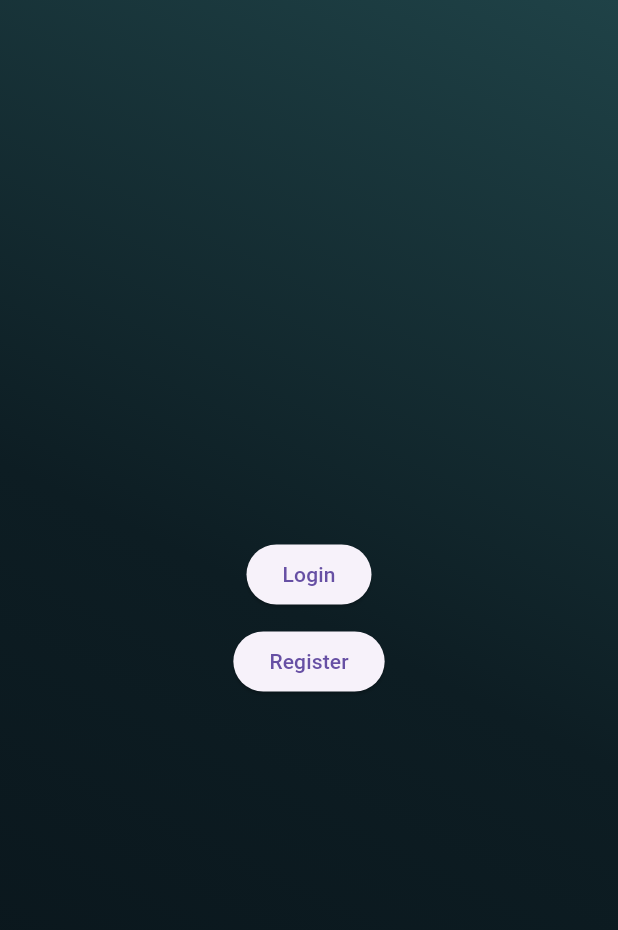
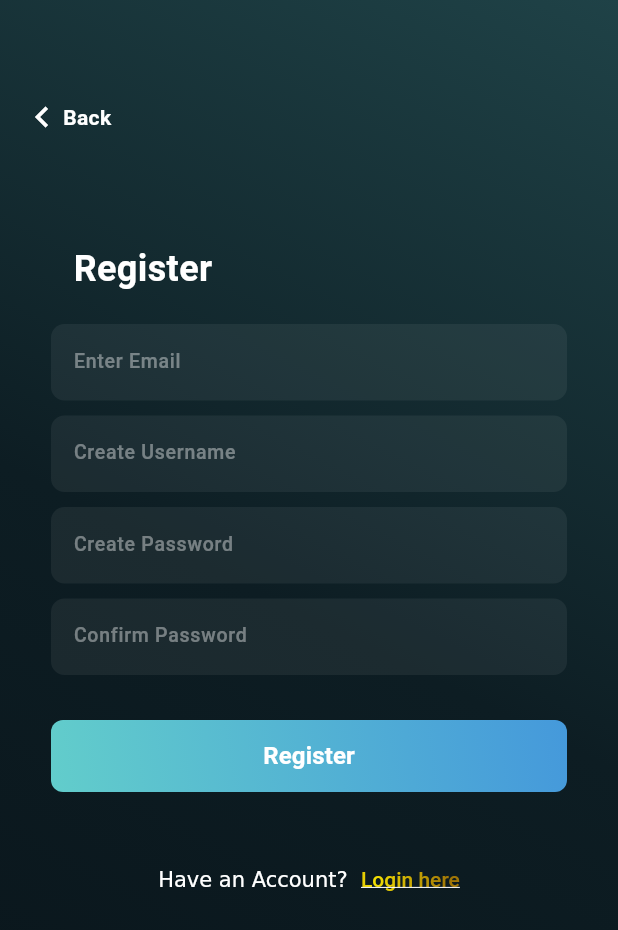
Before and after one commit to abybrandon/latihan_roadmap, a Flutter app: the screen it shows after launch, after a tap on "Register", on a phone screen of 412 x 824 dp. Shown: the top 930 px of the screen. Run offline on Flutter 3.47's test engine with Material 3 defaults, Android fonts, the phone set to English and light mode, and no system bars; our stand-ins replace get.

Commit message:
add: register view

```diff
--- a/lib/main.dart
+++ b/lib/main.dart
@@ -1,4 +1,4 @@
-import 'package:belajar_github/rizki/view/view_home.dart';
+import 'package:belajar_github/rizki/view/v_home.dart';
 import 'package:flutter/material.dart';
 import 'package:get/get.dart';
 
--- a/lib/rizki/view/view_home.dart
+++ b/lib/rizki/view/v_home.dart
@@ -1,4 +1,5 @@
-import 'package:belajar_github/rizki/view/view_login.dart';
+import 'package:belajar_github/rizki/view/v_login.dart';
+import 'package:belajar_github/rizki/view/v_register.dart';
 import 'package:flutter/material.dart';
 import 'package:get/get.dart';
 
@@ -25,11 +26,14 @@ class HomeView extends StatelessWidget {
               ElevatedButton(
                   child: Text("Login"),
                   onPressed: () {
-                    print("A");
                     Get.to(() => LoginView());
                   }),
               SizedBox(height: 10),
-              ElevatedButton(onPressed: () {}, child: Text("Register")),
+              ElevatedButton(
+                  onPressed: () {
+                    Get.to(() => RegisterView());
+                  },
+                  child: Text("Register")),
             ],
           ),
         ),
--- a/lib/rizki/view/view_login.dart
+++ b/lib/rizki/view/v_login.dart
@@ -1,4 +1,5 @@
-import 'package:belajar_github/rizki/view/view_home.dart';
+import 'package:belajar_github/rizki/view/v_home.dart';
+import 'package:belajar_github/rizki/view/v_register.dart';
 import 'package:flutter/material.dart';
 import 'package:get/get.dart';
 
@@ -141,14 +142,32 @@ class _LoginViewState extends State<LoginView> {
                   ),
                 ),
                 SizedBox(height: 50),
-                Center(
-                  child: Text(
-                    "No Account? Register here",
-                    style: TextStyle(
-                      color: Colors.white,
-                      fontSize: 13,
-                      fontWeight: FontWeight.w500,
-                    ),
+                InkWell(
+                  onTap: () {
+                    Get.to(() => RegisterView());
+                  },
+                  child: Center(
+                    child: RichText(
+                        text: TextSpan(text: "No Account?  ", children: [
+                      TextSpan(
+                          text: "Register here",
+                          style: TextStyle(
+                              fontWeight: FontWeight.w500,
+                              decoration: TextDecoration.underline,
+                              foreground: Paint()
+                                ..shader = LinearGradient(
+                                  colors: [
+                                    Color.fromRGBO(148, 120, 62, 1),
+                                    Color.fromARGB(243, 237, 166, 1),
+                                    Color.fromARGB(248, 250, 229, 1),
+                                    Color.fromARGB(255, 225, 190, 1),
+                                    Color.fromARGB(213, 190, 135, 1),
+                                    Color.fromARGB(248, 250, 229, 1),
+                                    Color.fromARGB(213, 190, 136, 1),
+                                  ],
+                                ).createShader(
+                                    Rect.fromLTWH(0, 100, 300.0, 100.0))))
+                    ])),
                   ),
                 ),
               ],
--- /dev/null
+++ b/lib/rizki/view/v_register.dart
@@ -0,0 +1,224 @@
+import 'package:belajar_github/rizki/view/v_home.dart';
+import 'package:belajar_github/rizki/view/v_login.dart';
+import 'package:flutter/material.dart';
+import 'package:get/get.dart';
+
+class RegisterView extends StatefulWidget {
+  const RegisterView({super.key});
+
+  @override
+  State<RegisterView> createState() => _RegisterViewState();
+}
+
+class _RegisterViewState extends State<RegisterView> {
+  @override
+  Widget build(BuildContext context) {
+    return Scaffold(
+        resizeToAvoidBottomInset: false,
+        body: Container(
+          width: double.infinity,
+          decoration: BoxDecoration(
+              gradient: LinearGradient(
+                  begin: Alignment.bottomLeft,
+                  end: Alignment.topRight,
+                  colors: [
+                Color.fromRGBO(9, 20, 26, 1),
+                Color.fromRGBO(13, 29, 35, 1),
+                Color.fromRGBO(31, 66, 71, 1),
+              ])),
+          child: Padding(
+            padding: const EdgeInsets.all(14),
+            child: Column(
+              crossAxisAlignment: CrossAxisAlignment.start,
+              children: [
+                SizedBox(
+                  height: 50,
+                ),
+                InkWell(
+                  child: Row(
+                    children: [
+                      Icon(
+                        Icons.chevron_left,
+                        color: Colors.white,
+                        size: 28,
+                      ),
+                      Text(
+                        "Back",
+                        style: TextStyle(
+                            color: Colors.white,
+                            fontSize: 14,
+                            fontWeight: FontWeight.bold),
+                      )
+                    ],
+                  ),
+                  onTap: () {
+                    Get.to(() => HomeView());
+                  },
+                ),
+                SizedBox(height: 70),
+                Container(
+                  margin: EdgeInsets.fromLTRB(35, 0, 0, 0),
+                  child: Text(
+                    "Register",
+                    style: TextStyle(
+                      color: Colors.white,
+                      fontSize: 24,
+                      fontWeight: FontWeight.bold,
+                    ),
+                  ),
+                ),
+                SizedBox(height: 20),
+                Padding(
+                  padding: const EdgeInsets.fromLTRB(20, 0, 20, 0),
+                  child: Container(
+                    height: 51,
+                    decoration: BoxDecoration(
+                        borderRadius: BorderRadius.circular(9),
+                        color: Color.fromRGBO(255, 255, 255, 0.06)),
+                    child: TextField(
+                      style: TextStyle(color: Colors.white),
+                      decoration: InputDecoration(
+                          border: InputBorder.none,
+                          contentPadding: EdgeInsets.fromLTRB(15, 0, 10, 0),
+                          hintText: "Enter Email",
+                          hintStyle: TextStyle(
+                              color: Color.fromRGBO(255, 255, 255, 0.4),
+                              fontSize: 13,
+                              fontWeight: FontWeight.w500)),
+                    ),
+                  ),
+                ),
+                SizedBox(height: 10),
+                Padding(
+                  padding: const EdgeInsets.fromLTRB(20, 0, 20, 0),
+                  child: Container(
+                    height: 51,
+                    decoration: BoxDecoration(
+                        borderRadius: BorderRadius.circular(9),
+                        color: Color.fromRGBO(255, 255, 255, 0.06)),
+                    child: TextField(
+                      style: TextStyle(color: Colors.white),
+                      decoration: InputDecoration(
+                          border: InputBorder.none,
+                          contentPadding: EdgeInsets.fromLTRB(15, 0, 10, 0),
+                          hintText: "Create Username",
+                          hintStyle: TextStyle(
+                              color: Color.fromRGBO(255, 255, 255, 0.4),
+                              fontSize: 13,
+                              fontWeight: FontWeight.w500)),
+                    ),
+                  ),
+                ),
+                SizedBox(height: 10),
+                Padding(
+                  padding: const EdgeInsets.fromLTRB(20, 0, 20, 0),
+                  child: Container(
+                    height: 51,
+                    decoration: BoxDecoration(
+                        borderRadius: BorderRadius.circular(9),
+                        color: Color.fromRGBO(255, 255, 255, 0.06)),
+                    child: TextField(
+                      style: TextStyle(
+                        color: Colors.white,
+                      ),
+                      obscureText: true,
+                      obscuringCharacter: "*",
+                      decoration: InputDecoration(
+                          border: InputBorder.none,
+                          contentPadding: EdgeInsets.fromLTRB(15, 0, 10, 0),
+                          hintText: "Create Password",
+                          hintStyle: TextStyle(
+                              color: Color.fromRGBO(255, 255, 255, 0.4),
+                              fontSize: 13,
+                              fontWeight: FontWeight.w500)),
+                    ),
+                  ),
+                ),
+                SizedBox(height: 10),
+                Padding(
+                  padding: const EdgeInsets.fromLTRB(20, 0, 20, 0),
+                  child: Container(
+                    height: 51,
+                    decoration: BoxDecoration(
+                        borderRadius: BorderRadius.circular(9),
+                        color: Color.fromRGBO(255, 255, 255, 0.06)),
+                    child: TextField(
+                      style: TextStyle(
+                        color: Colors.white,
+                      ),
+                      obscureText: true,
+                      obscuringCharacter: "*",
+                      decoration: InputDecoration(
+                          border: InputBorder.none,
+                          contentPadding: EdgeInsets.fromLTRB(15, 0, 10, 0),
+                          hintText: "Confirm Password",
+                          hintStyle: TextStyle(
+                              color: Color.fromRGBO(255, 255, 255, 0.4),
+                              fontSize: 13,
+                              fontWeight: FontWeight.w500)),
+                    ),
+                  ),
+                ),
+                SizedBox(height: 30),
+                Padding(
+                  padding: const EdgeInsets.fromLTRB(20, 0, 20, 0),
+                  child: Container(
+                    width: double.infinity,
+                    decoration: BoxDecoration(
+                        borderRadius: BorderRadius.circular(8),
+                        gradient: LinearGradient(
+                            begin: Alignment.bottomLeft,
+                            end: Alignment.topRight,
+                            colors: [
+                              Color.fromRGBO(98, 205, 203, 1),
+                              Color.fromRGBO(69, 153, 219, 1),
+                            ])),
+                    child: ElevatedButton(
+                        style: ElevatedButton.styleFrom(
+                            backgroundColor: Colors.transparent,
+                            shadowColor: Colors.transparent),
+                        onPressed: () {},
+                        child: Text(
+                          "Register",
+                          style: TextStyle(
+                              color: Colors.white,
+                              fontWeight: FontWeight.bold,
+                              fontSize: 16),
+                        )),
+                  ),
+                ),
+                SizedBox(height: 50),
+                InkWell(
+                  onTap: () {
+                    Get.to(() => LoginView());
+                  },
+                  child: Center(
+                    child: RichText(
+                        text: TextSpan(text: "Have an Account?  ", children: [
+                      TextSpan(
+                          text: "Login here",
+                          style: TextStyle(
+                              fontWeight: FontWeight.w500,
+                              decoration: TextDecoration.underline,
+                              foreground: Paint()
+                                ..shader = LinearGradient(
+                                  colors: [
+                                    Color.fromRGBO(148, 120, 62, 1),
+                                    Color.fromARGB(243, 237, 166, 1),
+                                    Color.fromARGB(248, 250, 229, 1),
+                                    Color.fromARGB(255, 225, 190, 1),
+                                    Color.fromARGB(213, 190, 135, 1),
+                                    Color.fromARGB(248, 250, 229, 1),
+                                    Color.fromARGB(213, 190, 136, 1),
+                                  ],
+                                ).createShader(
+                                    Rect.fromLTWH(0, 100, 300.0, 100.0))))
+                    ])),
+                  ),
+                ),
+              ],
+            ),
+          ),
+        ));
+  }
+}
```
